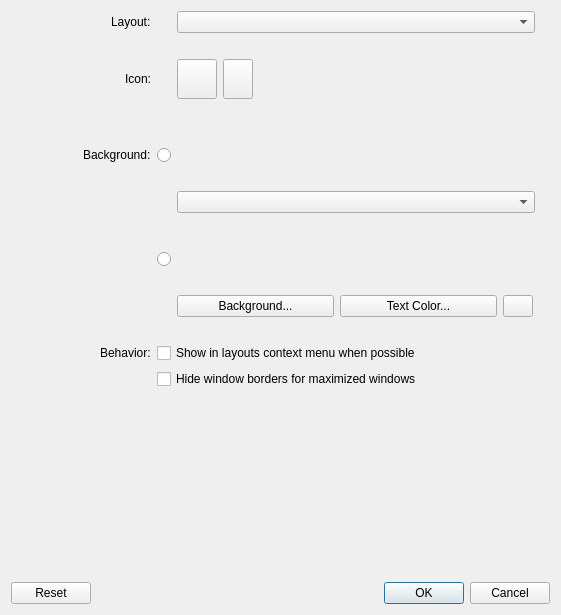
rickysarraf-notmine/latte-dock, file app/settings/detailsdialog/detailsdialog.ui: the form before one commit.
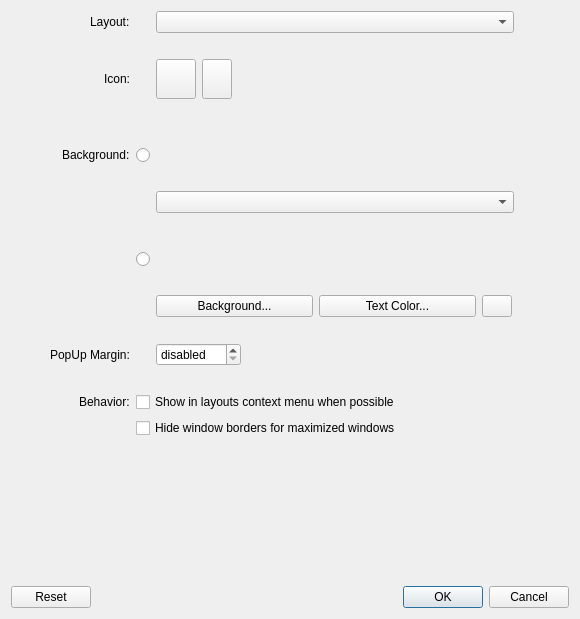
The form after the commit. Icons and pictures are not drawn. Custom widgets are drawn as their Qt base class.

The edit to the form file:
```diff
--- a/app/settings/detailsdialog/detailsdialog.ui
+++ b/app/settings/detailsdialog/detailsdialog.ui
@@ -6,8 +6,8 @@
    <rect>
     <x>0</x>
     <y>0</y>
-    <width>561</width>
-    <height>615</height>
+    <width>580</width>
+    <height>619</height>
    </rect>
   </property>
   <property name="windowTitle">
@@ -35,32 +35,38 @@
      <item>
       <layout class="QVBoxLayout" name="verticalLayout_2">
        <item>
-        <layout class="QGridLayout" name="gridLayout" columnstretch="5,0,8">
-         <item row="10" column="1">
-          <widget class="QRadioButton" name="backRadioBtn">
-           <property name="sizePolicy">
-            <sizepolicy hsizetype="Preferred" vsizetype="Fixed">
-             <horstretch>0</horstretch>
-             <verstretch>0</verstretch>
-            </sizepolicy>
+        <layout class="QGridLayout" name="gridLayout" columnstretch="5,0,0">
+         <item row="4" column="2">
+          <spacer name="verticalSpacer_3">
+           <property name="orientation">
+            <enum>Qt::Vertical</enum>
            </property>
-           <property name="maximumSize">
+           <property name="sizeType">
+            <enum>QSizePolicy::Fixed</enum>
+           </property>
+           <property name="sizeHint" stdset="0">
             <size>
-             <width>20</width>
+             <width>15</width>
              <height>20</height>
             </size>
            </property>
-           <property name="text">
-            <string notr="true"/>
-           </property>
-          </widget>
+          </spacer>
          </item>
-         <item row="14" column="0">
-          <widget class="QLabel" name="behaviorSecRowLbl">
-           <property name="text">
-            <string notr="true"/>
+         <item row="12" column="2">
+          <spacer name="verticalSpacer_4">
+           <property name="orientation">
+            <enum>Qt::Vertical</enum>
            </property>
-          </widget>
+           <property name="sizeType">
+            <enum>QSizePolicy::Fixed</enum>
+           </property>
+           <property name="sizeHint" stdset="0">
+            <size>
+             <width>15</width>
+             <height>20</height>
+            </size>
+           </property>
+          </spacer>
          </item>
          <item row="10" column="2">
           <layout class="QHBoxLayout" name="backgroundOptLayout">
@@ -89,6 +95,62 @@
            </item>
           </layout>
          </item>
+         <item row="15" column="2">
+          <spacer name="verticalSpacer">
+           <property name="orientation">
+            <enum>Qt::Vertical</enum>
+           </property>
+           <property name="sizeType">
+            <enum>QSizePolicy::Fixed</enum>
+           </property>
+           <property name="sizeHint" stdset="0">
+            <size>
+             <width>15</width>
+             <height>20</height>
+            </size>
+           </property>
+          </spacer>
+         </item>
+         <item row="1" column="0">
+          <layout class="QHBoxLayout" name="horizontalLayout_7">
+           <item>
+            <spacer name="horizontalSpacer_11">
+             <property name="orientation">
+              <enum>Qt::Horizontal</enum>
+             </property>
+             <property name="sizeHint" stdset="0">
+              <size>
+               <width>40</width>
+               <height>20</height>
+              </size>
+             </property>
+            </spacer>
+           </item>
+           <item>
+            <widget class="QLabel" name="layoutLbl">
+             <property name="text">
+              <string>Layout:</string>
+             </property>
+            </widget>
+           </item>
+          </layout>
+         </item>
+         <item row="8" column="2">
+          <spacer name="verticalSpacer_5">
+           <property name="orientation">
+            <enum>Qt::Vertical</enum>
+           </property>
+           <property name="sizeType">
+            <enum>QSizePolicy::Fixed</enum>
+           </property>
+           <property name="sizeHint" stdset="0">
+            <size>
+             <width>20</width>
+             <height>10</height>
+            </size>
+           </property>
+          </spacer>
+         </item>
          <item row="5" column="1">
           <widget class="QRadioButton" name="colorRadioBtn">
            <property name="sizePolicy">
@@ -114,8 +176,35 @@
            </property>
           </widget>
          </item>
-         <item row="8" column="2">
-          <spacer name="verticalSpacer_5">
+         <item row="1" column="2">
+          <layout class="QHBoxLayout" name="horizontalLayout_9">
+           <item>
+            <widget class="Latte::Settings::LayoutsComboBox" name="layoutsCmb">
+             <property name="minimumSize">
+              <size>
+               <width>358</width>
+               <height>0</height>
+              </size>
+             </property>
+            </widget>
+           </item>
+           <item>
+            <spacer name="horizontalSpacer_12">
+             <property name="orientation">
+              <enum>Qt::Horizontal</enum>
+             </property>
+             <property name="sizeHint" stdset="0">
+              <size>
+               <width>40</width>
+               <height>20</height>
+              </size>
+             </property>
+            </spacer>
+           </item>
+          </layout>
+         </item>
+         <item row="2" column="2">
+          <spacer name="verticalSpacer_6">
            <property name="orientation">
             <enum>Qt::Vertical</enum>
            </property>
@@ -124,12 +213,46 @@
            </property>
            <property name="sizeHint" stdset="0">
             <size>
-             <width>20</width>
-             <height>10</height>
+             <width>15</width>
+             <height>20</height>
             </size>
            </property>
           </spacer>
          </item>
+         <item row="5" column="2">
+          <layout class="QHBoxLayout" name="colorsOptLayout">
+           <item>
+            <widget class="Latte::Settings::Widget::PatternWidget" name="colorPatternWidget" native="true">
+             <property name="minimumSize">
+              <size>
+               <width>358</width>
+               <height>60</height>
+              </size>
+             </property>
+            </widget>
+           </item>
+           <item>
+            <spacer name="horizontalSpacer_6">
+             <property name="orientation">
+              <enum>Qt::Horizontal</enum>
+             </property>
+             <property name="sizeHint" stdset="0">
+              <size>
+               <width>40</width>
+               <height>20</height>
+              </size>
+             </property>
+            </spacer>
+           </item>
+          </layout>
+         </item>
+         <item row="18" column="1" colspan="2">
+          <widget class="QCheckBox" name="borderlessChk">
+           <property name="text">
+            <string>Hide window borders for maximized windows</string>
+           </property>
+          </widget>
+         </item>
          <item row="7" column="2">
           <layout class="QHBoxLayout" name="horizontalLayout">
            <item>
@@ -157,6 +280,43 @@
            </item>
           </layout>
          </item>
+         <item row="17" column="0">
+          <layout class="QHBoxLayout" name="horizontalLayout_5">
+           <item>
+            <spacer name="horizontalSpacer_5">
+             <property name="orientation">
+              <enum>Qt::Horizontal</enum>
+             </property>
+             <property name="sizeHint" stdset="0">
+              <size>
+               <width>40</width>
+               <height>20</height>
+              </size>
+             </property>
+            </spacer>
+           </item>
+           <item>
+            <widget class="QLabel" name="behaviorLbl">
+             <property name="text">
+              <string>Behavior:</string>
+             </property>
+            </widget>
+           </item>
+          </layout>
+         </item>
+         <item row="17" column="1" colspan="2">
+          <widget class="QCheckBox" name="inMenuChk">
+           <property name="maximumSize">
+            <size>
+             <width>16777215</width>
+             <height>16777215</height>
+            </size>
+           </property>
+           <property name="text">
+            <string>Show in layouts context menu when possible</string>
+           </property>
+          </widget>
+         </item>
          <item row="3" column="2">
           <layout class="QHBoxLayout" name="iconHorLayout">
            <item>
@@ -226,29 +386,19 @@
            </item>
           </layout>
          </item>
-         <item row="13" column="0">
-          <layout class="QHBoxLayout" name="horizontalLayout_5">
-           <item>
-            <spacer name="horizontalSpacer_5">
-             <property name="orientation">
-              <enum>Qt::Horizontal</enum>
-             </property>
-             <property name="sizeHint" stdset="0">
-              <size>
-               <width>40</width>
-               <height>20</height>
-              </size>
-             </property>
-            </spacer>
-           </item>
-           <item>
-            <widget class="QLabel" name="behaviorLbl">
-             <property name="text">
-              <string>Behavior:</string>
-             </property>
-            </widget>
-           </item>
-          </layout>
+         <item row="10" column="0">
+          <widget class="QLabel" name="backSecondRowLbl">
+           <property name="text">
+            <string notr="true"/>
+           </property>
+          </widget>
+         </item>
+         <item row="18" column="0">
+          <widget class="QLabel" name="behaviorSecRowLbl">
+           <property name="text">
+            <string notr="true"/>
+           </property>
+          </widget>
          </item>
          <item row="11" column="2">
           <layout class="QHBoxLayout" name="horizontalLayout_2">
@@ -320,126 +470,6 @@
            </item>
           </layout>
          </item>
-         <item row="12" column="2">
-          <spacer name="verticalSpacer_4">
-           <property name="orientation">
-            <enum>Qt::Vertical</enum>
-           </property>
-           <property name="sizeType">
-            <enum>QSizePolicy::Fixed</enum>
-           </property>
-           <property name="sizeHint" stdset="0">
-            <size>
-             <width>15</width>
-             <height>20</height>
-            </size>
-           </property>
-          </spacer>
-         </item>
-         <item row="5" column="2">
-          <layout class="QHBoxLayout" name="colorsOptLayout">
-           <item>
-            <widget class="Latte::Settings::Widget::PatternWidget" name="colorPatternWidget" native="true">
-             <property name="minimumSize">
-              <size>
-               <width>358</width>
-               <height>60</height>
-              </size>
-             </property>
-            </widget>
-           </item>
-           <item>
-            <spacer name="horizontalSpacer_6">
-             <property name="orientation">
-              <enum>Qt::Horizontal</enum>
-             </property>
-             <property name="sizeHint" stdset="0">
-              <size>
-               <width>40</width>
-               <height>20</height>
-              </size>
-             </property>
-            </spacer>
-           </item>
-          </layout>
-         </item>
-         <item row="1" column="0">
-          <layout class="QHBoxLayout" name="horizontalLayout_7">
-           <item>
-            <spacer name="horizontalSpacer_11">
-             <property name="orientation">
-              <enum>Qt::Horizontal</enum>
-             </property>
-             <property name="sizeHint" stdset="0">
-              <size>
-               <width>40</width>
-               <height>20</height>
-              </size>
-             </property>
-            </spacer>
-           </item>
-           <item>
-            <widget class="QLabel" name="layoutLbl">
-             <property name="text">
-              <string>Layout:</string>
-             </property>
-            </widget>
-           </item>
-          </layout>
-         </item>
-         <item row="4" column="2">
-          <spacer name="verticalSpacer_3">
-           <property name="orientation">
-            <enum>Qt::Vertical</enum>
-           </property>
-           <property name="sizeType">
-            <enum>QSizePolicy::Fixed</enum>
-           </property>
-           <property name="sizeHint" stdset="0">
-            <size>
-             <width>15</width>
-             <height>20</height>
-            </size>
-           </property>
-          </spacer>
-         </item>
-         <item row="10" column="0">
-          <widget class="QLabel" name="backSecondRowLbl">
-           <property name="text">
-            <string notr="true"/>
-           </property>
-          </widget>
-         </item>
-         <item row="5" column="0">
-          <layout class="QHBoxLayout" name="horizontalLayout_4">
-           <item>
-            <spacer name="horizontalSpacer_4">
-             <property name="orientation">
-              <enum>Qt::Horizontal</enum>
-             </property>
-             <property name="sizeHint" stdset="0">
-              <size>
-               <width>40</width>
-               <height>20</height>
-              </size>
-             </property>
-            </spacer>
-           </item>
-           <item>
-            <widget class="QLabel" name="backgroundLbl">
-             <property name="minimumSize">
-              <size>
-               <width>0</width>
-               <height>0</height>
-              </size>
-             </property>
-             <property name="text">
-              <string>Background:</string>
-             </property>
-            </widget>
-           </item>
-          </layout>
-         </item>
          <item row="3" column="0">
           <layout class="QHBoxLayout" name="horizontalLayout_3">
            <item>
@@ -464,36 +494,10 @@
            </item>
           </layout>
          </item>
-         <item row="2" column="2">
-          <spacer name="verticalSpacer_6">
-           <property name="orientation">
-            <enum>Qt::Vertical</enum>
-           </property>
-           <property name="sizeType">
-            <enum>QSizePolicy::Fixed</enum>
-           </property>
-           <property name="sizeHint" stdset="0">
-            <size>
-             <width>15</width>
-             <height>20</height>
-            </size>
-           </property>
-          </spacer>
-         </item>
-         <item row="1" column="2">
-          <layout class="QHBoxLayout" name="horizontalLayout_9">
+         <item row="5" column="0">
+          <layout class="QHBoxLayout" name="horizontalLayout_4">
            <item>
-            <widget class="Latte::Settings::LayoutsComboBox" name="layoutsCmb">
-             <property name="minimumSize">
-              <size>
-               <width>358</width>
-               <height>0</height>
-              </size>
-             </property>
-            </widget>
-           </item>
-           <item>
-            <spacer name="horizontalSpacer_12">
+            <spacer name="horizontalSpacer_4">
              <property name="orientation">
               <enum>Qt::Horizontal</enum>
              </property>
@@ -505,27 +509,123 @@
              </property>
             </spacer>
            </item>
+           <item>
+            <widget class="QLabel" name="backgroundLbl">
+             <property name="minimumSize">
+              <size>
+               <width>0</width>
+               <height>0</height>
+              </size>
+             </property>
+             <property name="text">
+              <string>Background:</string>
+             </property>
+            </widget>
+           </item>
           </layout>
          </item>
-         <item row="13" column="1" colspan="2">
-          <widget class="QCheckBox" name="inMenuChk">
+         <item row="10" column="1">
+          <widget class="QRadioButton" name="backRadioBtn">
+           <property name="sizePolicy">
+            <sizepolicy hsizetype="Preferred" vsizetype="Fixed">
+             <horstretch>0</horstretch>
+             <verstretch>0</verstretch>
+            </sizepolicy>
+           </property>
            <property name="maximumSize">
             <size>
-             <width>16777215</width>
-             <height>16777215</height>
+             <width>20</width>
+             <height>20</height>
             </size>
            </property>
            <property name="text">
-            <string>Show in layouts context menu when possible</string>
+            <string notr="true"/>
            </property>
           </widget>
          </item>
-         <item row="14" column="1" colspan="2">
-          <widget class="QCheckBox" name="borderlessChk">
-           <property name="text">
-            <string>Hide window borders for maximized windows</string>
-           </property>
-          </widget>
+         <item row="13" column="0">
+          <layout class="QHBoxLayout" name="horizontalLayout_8">
+           <item>
+            <spacer name="horizontalSpacer_13">
+             <property name="orientation">
+              <enum>Qt::Horizontal</enum>
+             </property>
+             <property name="sizeHint" stdset="0">
+              <size>
+               <width>40</width>
+               <height>20</height>
+              </size>
+             </property>
+            </spacer>
+           </item>
+           <item>
+            <widget class="QLabel" name="popUpMarginLbl">
+             <property name="text">
+              <string>PopUp Margin:</string>
+             </property>
+            </widget>
+           </item>
+          </layout>
+         </item>
+         <item row="13" column="2">
+          <layout class="QHBoxLayout" name="horizontalLayout_10">
+           <item>
+            <widget class="QSpinBox" name="popUpMarginSpinBox">
+             <property name="sizePolicy">
+              <sizepolicy hsizetype="Minimum" vsizetype="Fixed">
+               <horstretch>0</horstretch>
+               <verstretch>0</verstretch>
+              </sizepolicy>
+             </property>
+             <property name="minimumSize">
+              <size>
+               <width>85</width>
+               <height>0</height>
+              </size>
+             </property>
+             <property name="maximumSize">
+              <size>
+               <width>16777215</width>
+               <height>16777215</height>
+              </size>
+             </property>
+             <property name="alignment">
+              <set>Qt::AlignLeading|Qt::AlignLeft|Qt::AlignVCenter</set>
+             </property>
+             <property name="specialValueText">
+              <string>disabled</string>
+             </property>
+             <property name="suffix">
+              <string> px.</string>
+             </property>
+             <property name="prefix">
+              <string/>
+             </property>
+             <property name="minimum">
+              <number>-1</number>
+             </property>
+             <property name="maximum">
+              <number>50</number>
+             </property>
+             <property name="value">
+              <number>-1</number>
+             </property>
+            </widget>
+           </item>
+           <item>
+            <spacer name="horizontalSpacer_14">
+             <property name="orientation">
+              <enum>Qt::Horizontal</enum>
+             </property>
+             <property name="sizeHint" stdset="0">
+              <size>
+               <width>40</width>
+               <height>20</height>
+              </size>
+             </property>
+            </spacer>
+           </item>
+          </layout>
          </item>
         </layout>
        </item>
@@ -575,17 +675,17 @@
   </layout>
  </widget>
  <customwidgets>
+  <customwidget>
+   <class>Latte::Settings::LayoutsComboBox</class>
+   <extends>QComboBox</extends>
+   <header>settings/generic/layoutscombobox.h</header>
+  </customwidget>
   <customwidget>
    <class>Latte::Settings::Widget::PatternWidget</class>
    <extends>QWidget</extends>
    <header>settings/detailsdialog/patternwidget.h</header>
    <container>1</container>
   </customwidget>
-  <customwidget>
-   <class>Latte::Settings::LayoutsComboBox</class>
-   <extends>QComboBox</extends>
-   <header>settings/generic/layoutscombobox.h</header>
-  </customwidget>
  </customwidgets>
  <resources/>
  <connections>
```
